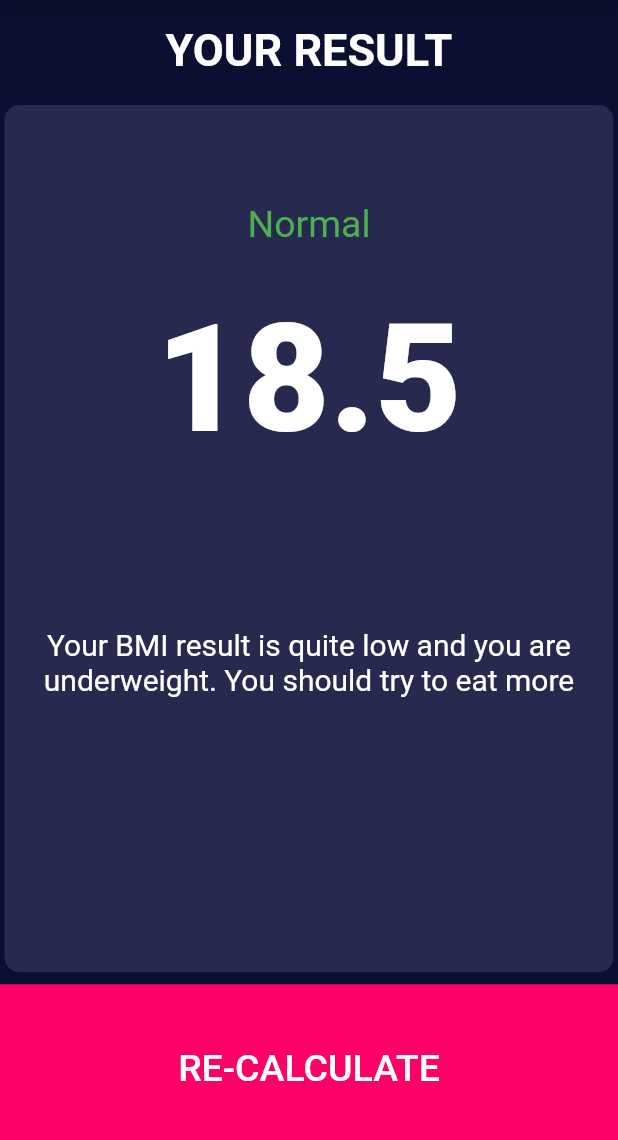
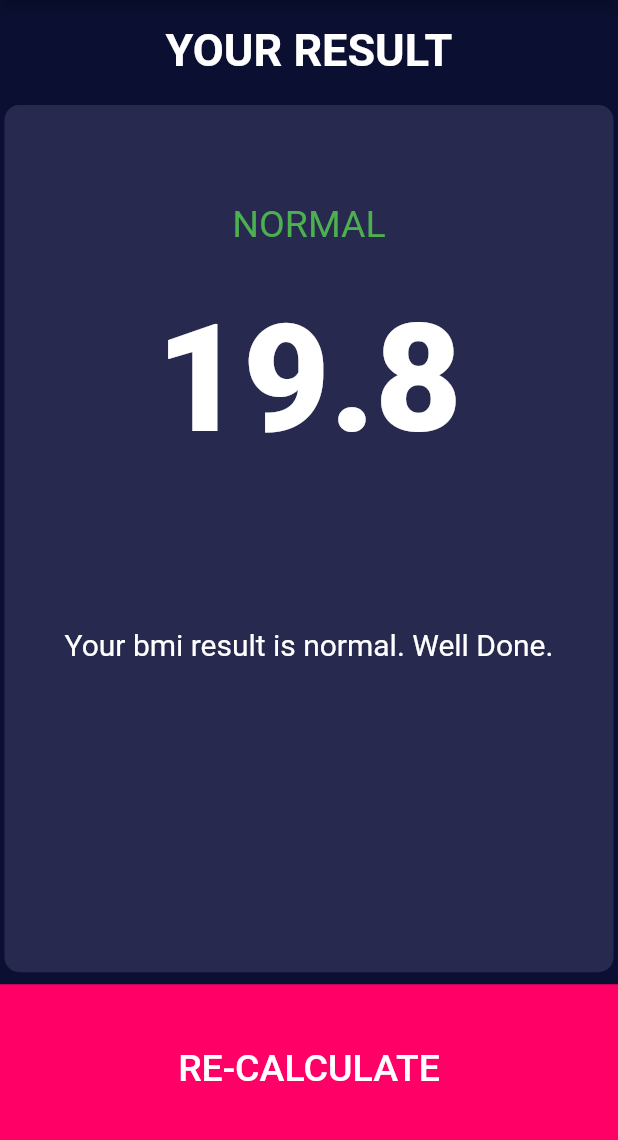
Before and after one commit to chididev/bmi_calculator_app, a Flutter app: the screen it shows after launch, after a tap on "CALCULATE", on a phone screen of 412 x 824 dp, the part 84-1224 px from its top. Run offline on Flutter 3.47's test engine with Material 2 defaults, Android fonts, the phone set to English and light mode, and no system bars; our stand-ins replace font_awesome_flutter.

Commit message:
Updated our app bmi calculation functionality.

```diff
--- /dev/null
+++ b/lib/calculator_brain.dart
@@ -0,0 +1,37 @@
+import 'dart:math';
+
+class CalculatorBrain {
+  CalculatorBrain({required this.weight, required this.height});
+  final int weight;
+  final int height;
+
+  late double _bmi;
+  //This would calculate our BMI
+  String bmi(){
+   _bmi = weight / pow(height/100, 2);
+   return _bmi.toStringAsFixed(1);
+  }
+
+  //This would fetch bmi result after calculation.
+  String getResult(){
+    if(_bmi >= 25){
+      return 'Overweight';
+    }else if(_bmi > 18.5) {
+      return 'Normal';
+    }else{
+      return 'Underweight';
+    }
+    }
+
+    //This would interpret bmi result.
+    String getInterpretation(){
+      if(_bmi >= 25){
+        return 'Your bmi result is above normal and you are overweight. You should try exercising more often.';
+      }else if(_bmi > 18.5) {
+        return 'Your bmi result is normal. Well Done.';
+      }else{
+        return 'Your bmi result is below normal and you are underweight. You should try eating more.';
+      }
+    }
+
+  }
--- a/lib/input_page.dart
+++ b/lib/input_page.dart
@@ -6,6 +6,7 @@ import 'package:font_awesome_flutter/font_awesome_flutter.dart';
 import 'package:bmi_calculator/icon_content.dart';
 import 'package:bmi_calculator/result_page.dart';
 import 'package:bmi_calculator/bottom_button.dart';
+import 'package:bmi_calculator/calculator_brain.dart';
 
 //Enumeration of our gender.
 enum Gender {
@@ -214,10 +215,15 @@ class _InputPageState extends State<InputPage> {
           BottomButton(
             label: 'CALCULATE',
             onPress: () {
+              CalculatorBrain calculate = CalculatorBrain(weight: weight, height: height);
               Navigator.push(
                 context,
                 MaterialPageRoute(builder: (context) {
-                  return const ResultPage();
+                  return ResultPage(
+                    bmiResult: calculate.bmi(),
+                    resultText: calculate.getResult(),
+                    interpretation: calculate.getInterpretation(),
+                  );
                 }),
               );
             },
--- a/lib/result_page.dart
+++ b/lib/result_page.dart
@@ -4,7 +4,13 @@ import 'package:flutter/material.dart';
 import 'package:bmi_calculator/bottom_button.dart';
 
 class ResultPage extends StatelessWidget {
-  const ResultPage({Key? key}) : super(key: key);
+  const ResultPage(
+      {required this.bmiResult,
+      required this.resultText,
+      required this.interpretation});
+  final String bmiResult;
+  final String resultText;
+  final String interpretation;
 
   @override
   Widget build(BuildContext context) {
@@ -35,12 +41,12 @@ class ResultPage extends StatelessWidget {
               colour: kActiveColour,
               cardChild: Column(
                 mainAxisAlignment: MainAxisAlignment.spaceEvenly,
-                children: const [
+                children: [
                   Padding(
-                    padding: EdgeInsets.fromLTRB(0, 60, 0, 30),
+                    padding: const EdgeInsets.fromLTRB(0, 60, 0, 30),
                     child: Expanded(
                       child: Text(
-                        'Normal',
+                        resultText.toUpperCase(),
                         textAlign: TextAlign.center,
                         style: kResult,
                       ),
@@ -48,14 +54,14 @@ class ResultPage extends StatelessWidget {
                   ),
                   Expanded(
                     child: Text(
-                      '18.5',
+                      bmiResult,
                       textAlign: TextAlign.center,
                       style: kResultNumber,
                     ),
                   ),
                   Expanded(
                     child: Text(
-                      'Your BMI result is quite low and you are underweight. You should try to eat more',
+                      interpretation,
                       textAlign: TextAlign.center,
                       style: kResultBodyText,
                     ),
```
